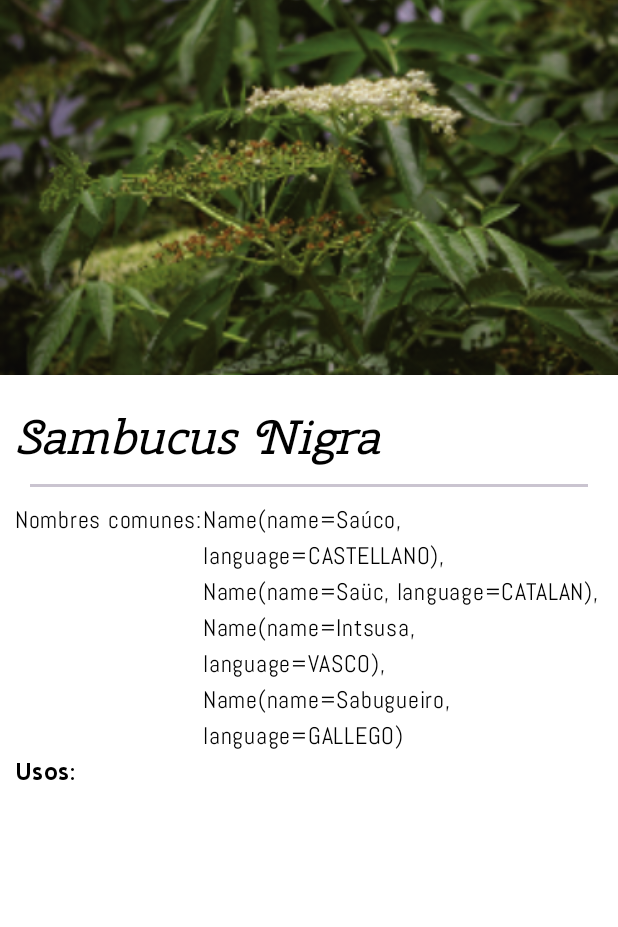
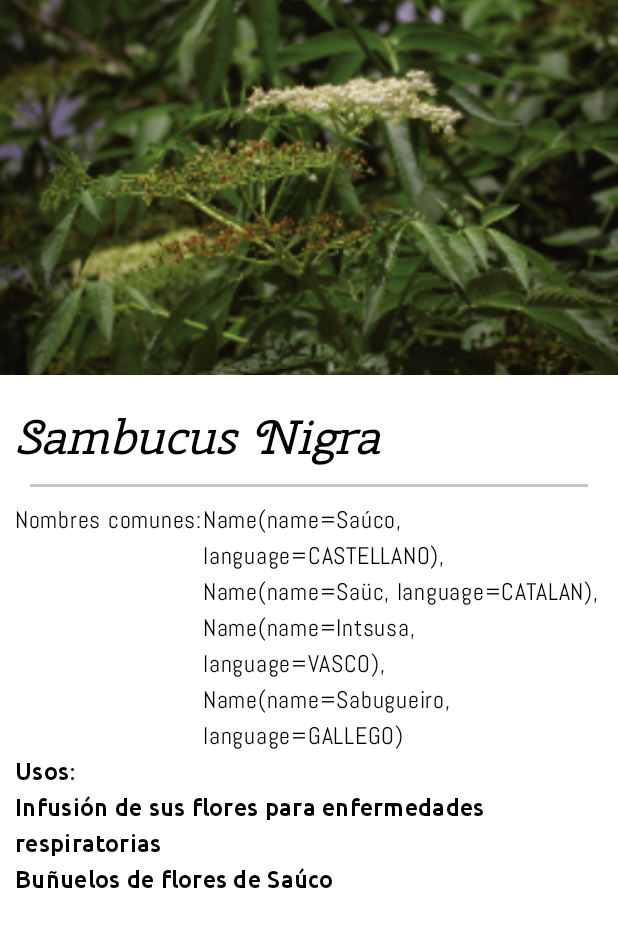
Before and after one commit to Akronix/DruidNet, an Android app built with Jetpack Compose: the @Preview function PlantSheetScreenPreview, on a phone screen of 412 x 824 dp. Shown: the top 927 px of the screen. Run offline under Robolectric (Android 15) with nearby library versions, the phone set to English and light mode, and no system bars.

Commit message:
Load all plant data from database

```diff
--- a/app/src/main/java/org/druidanet/druidnetbeta/DruidNetApplication.kt
+++ b/app/src/main/java/org/druidanet/druidnetbeta/DruidNetApplication.kt
@@ -2,11 +2,13 @@ package org.druidanet.druidnetbeta
 
 import android.app.Application
 import android.content.Context
-import android.util.Log
 import org.druidanet.druidnetbeta.data.AppDatabase
+import org.druidanet.druidnetbeta.model.LanguageEnum
+
+public val LANGUAGE_APP = LanguageEnum.CASTELLANO
 
 class DruidNetApplication: Application() {
-    val database: AppDatabase by lazy { Log.d("DRUIDNET", "HEllo!"); AppDatabase.getDatabase(this) }
+    val database: AppDatabase by lazy { AppDatabase.getDatabase(this) }
 
     override fun getApplicationContext(): Context {
         return super.getApplicationContext()
--- a/app/src/main/java/org/druidanet/druidnetbeta/data/PlantsDataSource.kt
+++ b/app/src/main/java/org/druidanet/druidnetbeta/data/PlantsDataSource.kt
@@ -50,8 +50,12 @@ object PlantsDataSource {
                         "redondeados, color blanco y crema. Fruto en drupas de 5-7 mm, esferoidales, " +
                         "color violeta-negruzco, en grupos colgantes.",
                 usages = mapOf(
-                        Pair(UsageType.MEDICINAL, Usage(UsageType.MEDICINAL, "Infusión de sus flores para enfermedades respiratorias")),
-                        Pair(UsageType.ALIMENTATION, Usage(UsageType.ALIMENTATION, "Buñuelos de flores de Saúco"))
+                        Pair(UsageType.MEDICINAL,
+                            listOf(Usage(UsageType.MEDICINAL, "Infusión de sus flores para enfermedades respiratorias"))
+                        ),
+                        Pair(UsageType.ALIMENTATION,
+                            listOf(Usage(UsageType.ALIMENTATION, "Buñuelos de flores de Saúco"))
+                        )
                 ),
                 phenology = "Florece de abril a julio y fructifica en julio y agosto.",
                 habitat = "Indiferente edáfico, vive en suelos húmedos de los pisos basal y mon" +
--- a/app/src/main/java/org/druidanet/druidnetbeta/model/Plant.kt
+++ b/app/src/main/java/org/druidanet/druidnetbeta/model/Plant.kt
@@ -27,7 +27,7 @@ data class Plant (
     val commonNames: Array<Name>,
     override val displayName: String = commonNames[0].name,
 
-    val usages: Map<UsageType, Usage>,
+    val usages: Map<UsageType, List<Usage>>,
     val family: String,
     val toxic: Boolean = false,
     val description: String,
--- a/app/src/main/java/org/druidanet/druidnetbeta/ui/PlantSheetScreen.kt
+++ b/app/src/main/java/org/druidanet/druidnetbeta/ui/PlantSheetScreen.kt
@@ -24,6 +24,7 @@ import androidx.compose.ui.unit.dp
 import org.druidanet.druidnetbeta.R
 import org.druidanet.druidnetbeta.data.PlantsDataSource
 import org.druidanet.druidnetbeta.model.Plant
+import org.druidanet.druidnetbeta.model.Usage
 import org.druidanet.druidnetbeta.ui.theme.DruidNetBetaTheme
 import org.druidanet.druidnetbeta.utils.getResourceId
 
@@ -77,7 +78,9 @@ fun PlantSheetScreen(plant: Plant, modifier: Modifier = Modifier) {
                 Text(plant.commonNames.joinToString())
             }
             Text(
-                stringResource(R.string.datasheet_usages_literal),
+                stringResource(R.string.datasheet_usages_literal) + "\n" +
+                        plant.usages.values
+                        .joinToString (separator = "\n", transform = { it.joinToString { it.text } }),
                 style = MaterialTheme.typography.titleMedium
             )
         }
```
Also changed, not shown: app/src/main/java/org/druidanet/druidnetbeta/MainScreen.kt (+14 -6 lines), app/src/main/java/org/druidanet/druidnetbeta/data/DruidNetUiState.kt (+8 -2 lines), app/src/main/java/org/druidanet/druidnetbeta/data/PlantDAO.kt (+13 -5 lines), app/src/main/java/org/druidanet/druidnetbeta/data/PlantEntity.kt (+26 -1 lines), app/src/main/java/org/druidanet/druidnetbeta/ui/DruidNetViewModel.kt (+57 -15 lines), app/src/main/assets/databases/druid_database.db, 1 other file.
